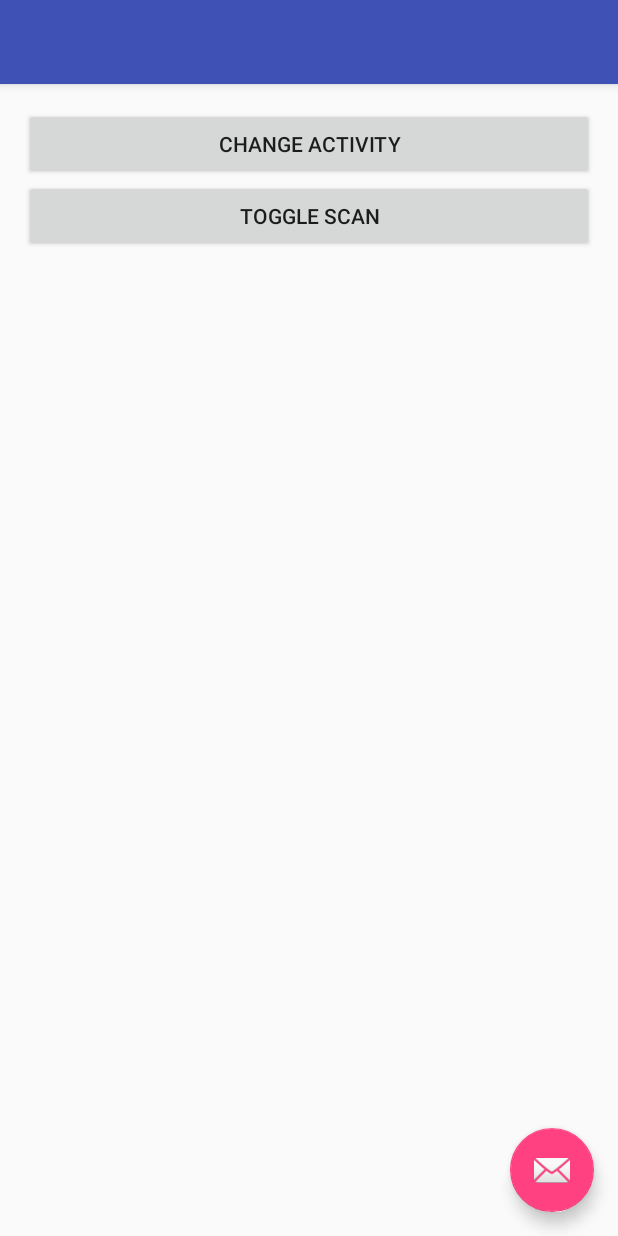
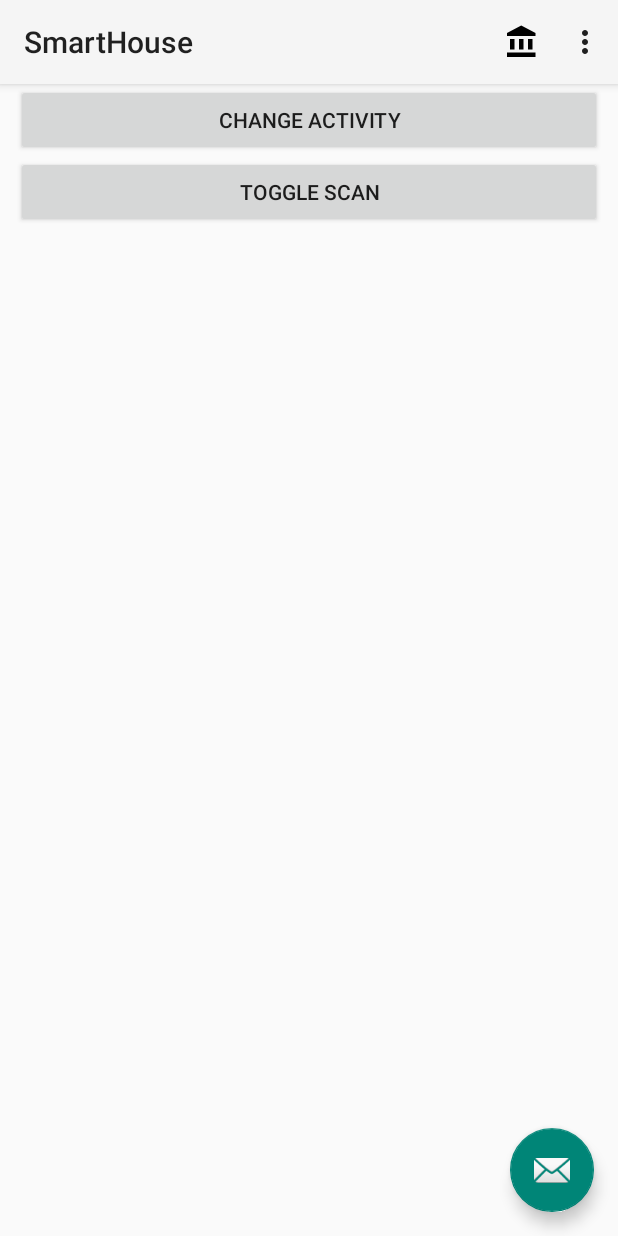
Before and after one commit to 2060408k/SmartHouse, an Android app: the screen it shows after launch (MainActivity), on a phone screen of 412 x 824 dp. Run offline under Robolectric (Android 15) with nearby library versions, the phone set to English and light mode, and no system bars.

Commit message:
Action Bar   -"Admin Page"  Added new drawable for "admin page"

```diff
--- a/app/src/main/java/com/example/pbkou/smarthouse/MainActivity.java
+++ b/app/src/main/java/com/example/pbkou/smarthouse/MainActivity.java
@@ -8,13 +8,16 @@
 import android.bluetooth.le.ScanFilter;
 import android.bluetooth.le.ScanResult;
 import android.bluetooth.le.ScanSettings;
+import android.content.ClipData;
 import android.content.Context;
 import android.content.Intent;
 import android.graphics.Color;
 import android.os.Bundle;
 import android.os.Handler;
 import android.support.v7.app.AppCompatActivity;
+import android.support.v7.widget.Toolbar;
 import android.util.Log;
+import android.util.TypedValue;
 import android.view.LayoutInflater;
 import android.view.Menu;
 import android.view.MenuItem;
@@ -24,6 +27,7 @@
 import android.widget.BaseAdapter;
 import android.widget.Button;
 import android.widget.ListView;
+import android.widget.RelativeLayout;
 import android.widget.TextView;
 import android.widget.Toast;
 
@@ -60,6 +64,20 @@
     protected void onCreate(Bundle savedInstanceState) {
         super.onCreate(savedInstanceState);
         setContentView(R.layout.activity_main);
+
+        //set the toolbar
+        Toolbar myToolbar = (Toolbar) findViewById(R.id.my_toolbar);
+        setSupportActionBar(myToolbar);
+
+        //Set content_main padding
+        int actionBarHeight = 0;
+
+        TypedValue tv = new TypedValue();
+        if (getTheme().resolveAttribute(android.R.attr.actionBarSize, tv, true)) {
+            actionBarHeight = TypedValue.complexToDimensionPixelSize(tv.data, getResources().getDisplayMetrics());
+        }
+        RelativeLayout r_layout = (RelativeLayout) findViewById(R.id.content_main);
+        r_layout.setPadding(16,actionBarHeight,16,16);
 
 
         // create the adapter used to populate the list of beacons and attach it to the widget
@@ -134,7 +152,7 @@
 
     @Override
     public boolean onCreateOptionsMenu(Menu menu) {
-        getMenuInflater().inflate(R.menu.menu_main, menu);
+        getMenuInflater().inflate(R.menu.action_bar, menu);
         return true;
     }
 
@@ -148,6 +166,10 @@
                 break;
             case R.id.action_mode_lowlat:
                 scanMode = ScanSettings.SCAN_MODE_LOW_LATENCY;
+                break;
+            case R.id.house_settings:
+                Intent intent = new Intent(this,House_Settings.class);
+                startActivity(intent);
                 break;
             default:
                 break;
--- a/app/src/main/res/layout/activity_main.xml
+++ b/app/src/main/res/layout/activity_main.xml
@@ -7,19 +7,15 @@
     android:fitsSystemWindows="true"
     tools:context="com.example.pbkou.smarthouse.MainActivity">
 
-    <android.support.design.widget.AppBarLayout
+
+    <android.support.v7.widget.Toolbar
+        android:id="@+id/my_toolbar"
         android:layout_width="match_parent"
-        android:layout_height="wrap_content"
-        android:theme="@style/AppTheme.AppBarOverlay">
-
-        <android.support.v7.widget.Toolbar
-            android:id="@+id/toolbar"
-            android:layout_width="match_parent"
-            android:layout_height="?attr/actionBarSize"
-            android:background="?attr/colorPrimary"
-            app:popupTheme="@style/AppTheme.PopupOverlay" />
-
-    </android.support.design.widget.AppBarLayout>
+        android:layout_height="?attr/actionBarSize"
+        android:background="?attr/colorPrimary"
+        android:elevation="4dp"
+        android:theme="@style/ThemeOverlay.AppCompat.ActionBar"
+        app:popupTheme="@style/ThemeOverlay.AppCompat.Light"/>
 
     <include layout="@layout/content_main" />
 
--- /dev/null
+++ b/app/src/main/res/menu/action_bar.xml
@@ -0,0 +1,17 @@
+<?xml version="1.0" encoding="utf-8"?>
+<menu xmlns:android="http://schemas.android.com/apk/res/android">
+        <!-- "Mark Favorite", should appear as action button if possible -->
+        <item
+            xmlns:app="http://schemas.android.com/apk/res-auto"
+            android:id="@+id/house_settings"
+            android:icon="@drawable/ic_account_balance_black_24dp"
+            android:title="@string/action_favorite"
+            app:showAsAction="ifRoom"/>
+
+        <!-- Settings, should always be in the overflow -->
+        <item xmlns:app="http://schemas.android.com/apk/res-auto"
+            android:id="@+id/action_settings"
+            android:title="@string/action_settings"
+            app:showAsAction="never"/>
+
+</menu>
--- a/app/src/main/res/values/strings.xml
+++ b/app/src/main/res/values/strings.xml
@@ -4,4 +4,6 @@
     <string name="stop_scanning">Stop Scanning</string>
     <string name="start_scanning">Start Scanning</string>
     <string name="title_activity_main2">Main2Activity</string>
+    <string name="action_favorite">action_favorite</string>
+
 </resources>
```
Also changed, not shown: app/src/main/AndroidManifest.xml (+3 -5 lines), app/src/main/java/com/example/pbkou/smarthouse/House_Settings.java (added, +45 -0 lines), app/src/main/res/layout/activity_house__settings.xml (added, +42 -0 lines), app/src/main/res/drawable-hdpi/ic_account_balance_black_24dp.png (added), app/src/main/res/drawable-mdpi/ic_account_balance_black_24dp.png (added), app/src/main/res/drawable-xhdpi/ic_account_balance_black_24dp.png (added), app/src/main/res/drawable-xxhdpi/ic_account_balance_black_24dp.png (added), app/src/main/res/drawable-xxxhdpi/ic_account_balance_black_24dp.png (added).
